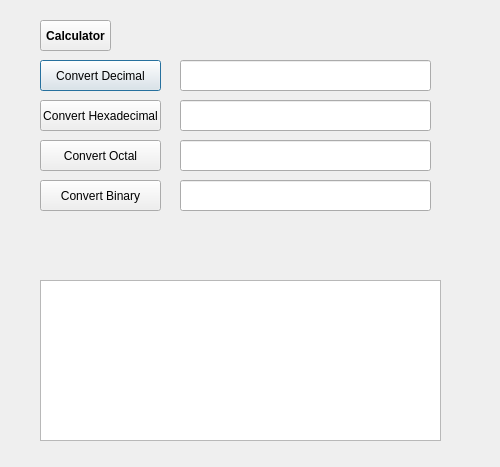
Above: dialog.ui from abrarShariar/NumConverter before the change. Below: the same form after it.
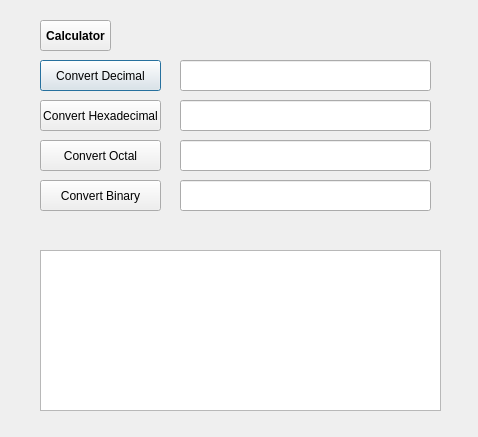
That is the form after the change.

```diff
--- a/dialog.ui
+++ b/dialog.ui
@@ -6,8 +6,8 @@
    <rect>
     <x>0</x>
     <y>0</y>
-    <width>500</width>
-    <height>467</height>
+    <width>478</width>
+    <height>437</height>
    </rect>
   </property>
   <property name="windowTitle">
@@ -72,7 +72,7 @@
    <property name="geometry">
     <rect>
      <x>40</x>
-     <y>280</y>
+     <y>250</y>
      <width>401</width>
      <height>161</height>
     </rect>
```
